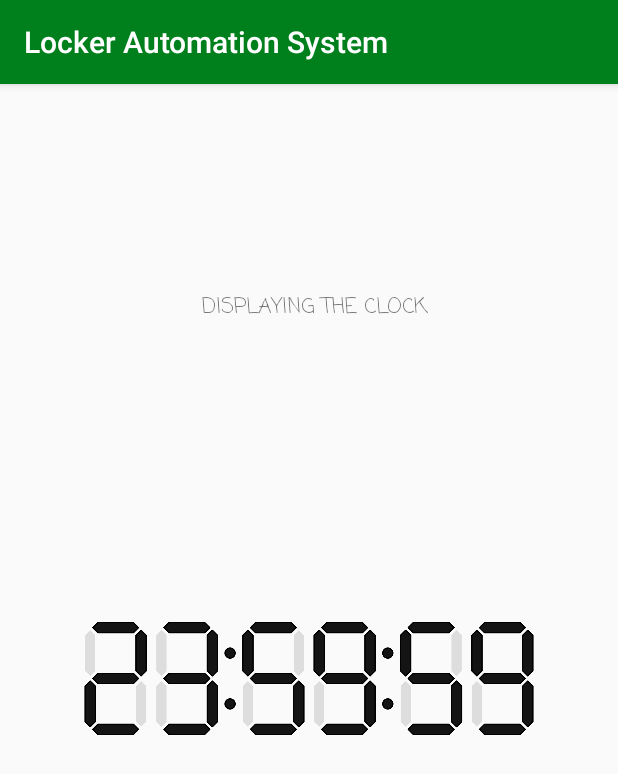
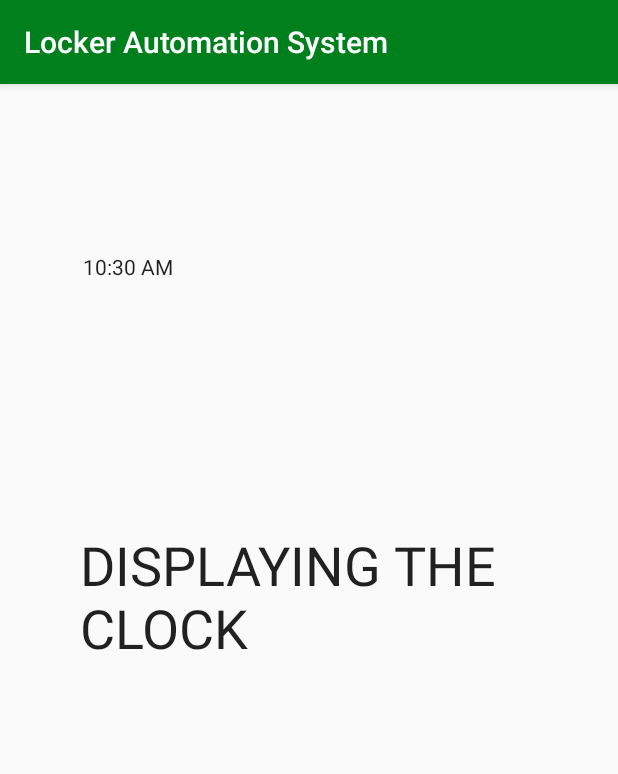
Before and after one commit to StanGo25/LockerAutomation, an Android app: the DisplayActivity screen opened directly, with no data from a screen before it, on a phone screen of 412 x 824 dp. Shown: the top 774 px of the screen. Run offline under Robolectric (Android 15) with nearby library versions, the phone set to English and light mode, and no system bars.

Commit message:
Integration Commit

```diff
--- a/src/main/res/layout/activity_display.xml
+++ b/src/main/res/layout/activity_display.xml
@@ -22,35 +22,33 @@
         tools:layout_constraintLeft_creator="1"
         tools:layout_constraintRight_creator="1" />
 
-    <ImageView
-        android:id="@+id/imageView3"
-        android:layout_width="305dp"
-        android:layout_height="318dp"
-        app:srcCompat="@drawable/clockwork"
-        android:layout_marginTop="13dp"
-        app:layout_constraintTop_toBottomOf="@+id/my_toolbar"
-        app:layout_constraintBottom_toBottomOf="parent"
-        android:layout_marginBottom="8dp"
-        app:layout_constraintVertical_bias="0.523"
-        android:layout_marginLeft="8dp"
-        app:layout_constraintLeft_toLeftOf="parent"
-        android:layout_marginRight="8dp"
-        app:layout_constraintRight_toRightOf="parent" />
-
     <TextView
         android:id="@+id/textView"
-        android:layout_width="wrap_content"
-        android:layout_height="wrap_content"
-        android:layout_marginBottom="8dp"
+        android:layout_width="297dp"
+        android:layout_height="164dp"
         android:layout_marginLeft="16dp"
         android:layout_marginRight="8dp"
-        android:layout_marginTop="8dp"
-        android:fontFamily="casual"
+        android:layout_marginTop="296dp"
         android:text="DISPLAYING THE CLOCK"
-        app:layout_constraintBottom_toTopOf="@+id/imageView3"
+        android:textAppearance="@style/TextAppearance.AppCompat"
+        android:textSize="36sp"
+        app:layout_constraintHorizontal_bias="0.41"
         app:layout_constraintLeft_toLeftOf="parent"
         app:layout_constraintRight_toRightOf="parent"
+        app:layout_constraintTop_toBottomOf="@+id/my_toolbar" />
+
+    <TextClock
+        android:id="@+id/textClock"
+        android:layout_width="310dp"
+        android:layout_height="85dp"
+        android:layout_marginBottom="8dp"
+        android:layout_marginEnd="8dp"
+        android:layout_marginStart="16dp"
+        android:layout_marginTop="8dp"
+        app:layout_constraintBottom_toTopOf="@+id/textView"
+        app:layout_constraintEnd_toEndOf="parent"
+        app:layout_constraintStart_toStartOf="parent"
         app:layout_constraintTop_toBottomOf="@+id/my_toolbar"
-        app:layout_constraintVertical_bias="0.652" />
+        app:layout_constraintVertical_bias="0.533" />
 
 </android.support.constraint.ConstraintLayout>
--- a/src/main/res/layout/activity_lock.xml
+++ b/src/main/res/layout/activity_lock.xml
@@ -54,7 +54,7 @@
         android:layout_height="26dp"
         android:text="Click the button "
         tools:layout_editor_absoluteX="129dp"
-        tools:layout_editor_absoluteY="415dp" />
+        tools:layout_editor_absoluteY="409dp" />
 
 
 </android.support.constraint.ConstraintLayout>
```
